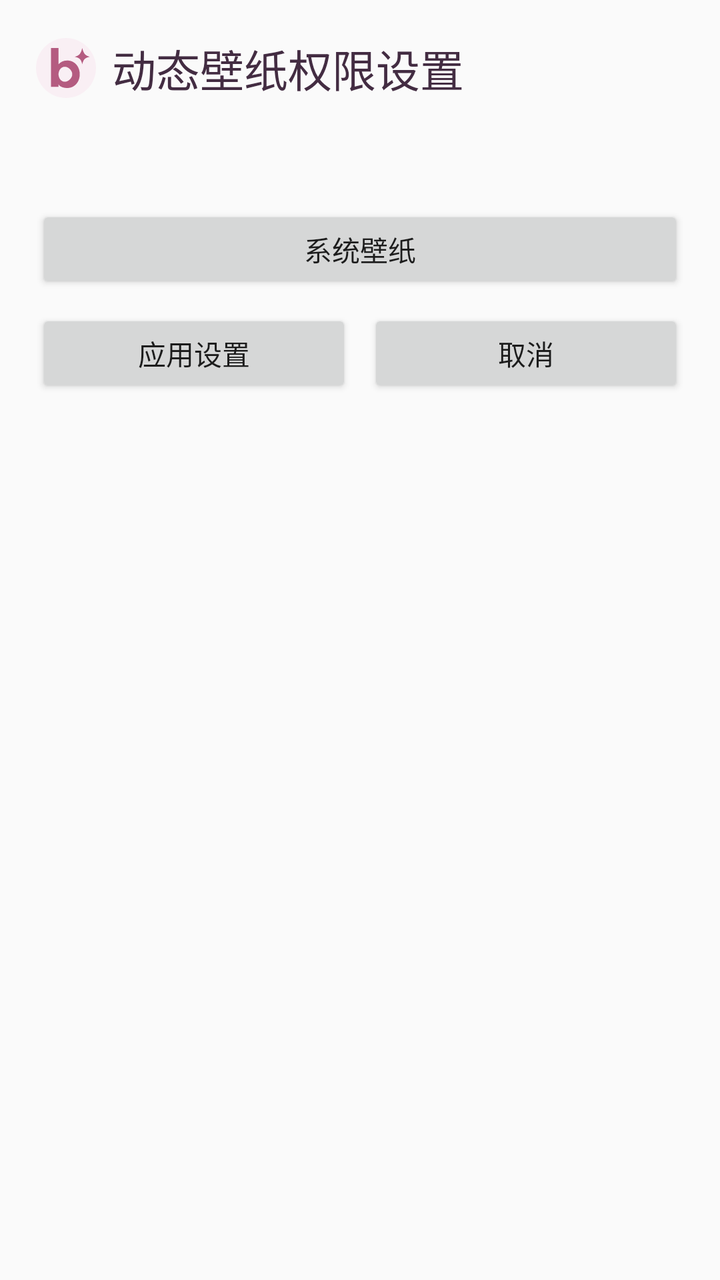
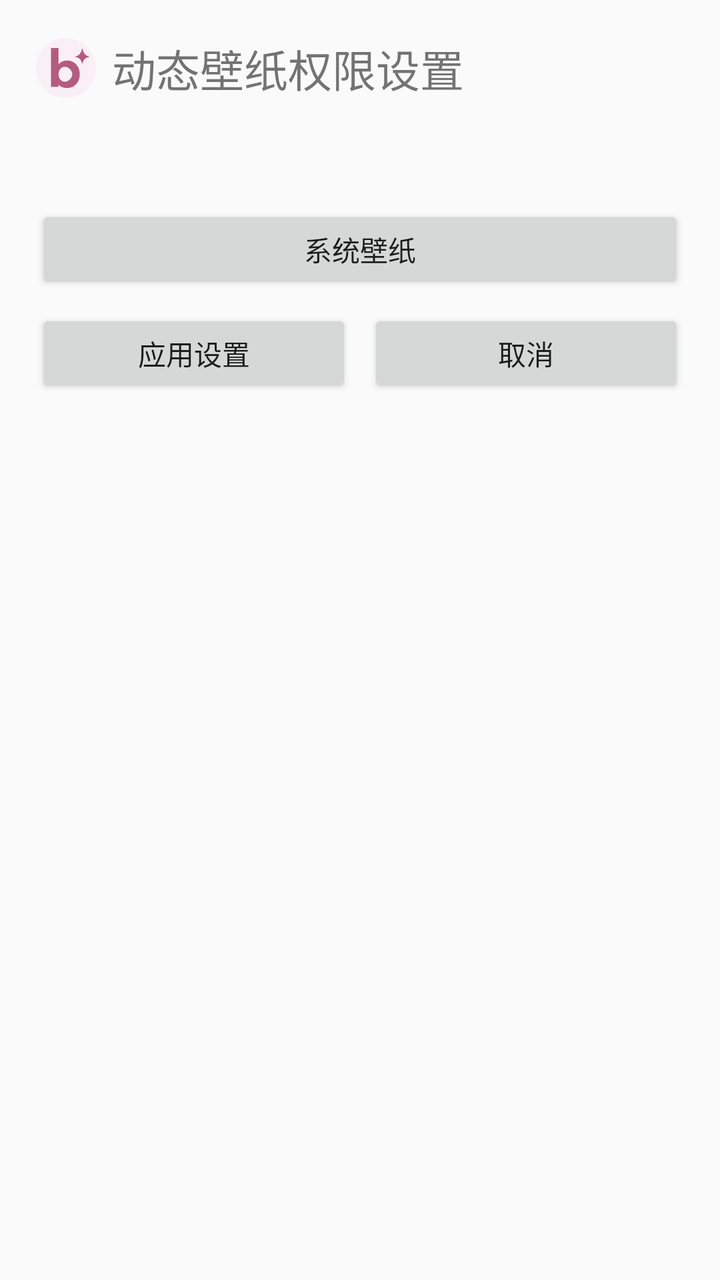

Before-and-after screenshots of an Android layout around one commit, followed by the original layout XML and the change that was made.
<!-- AndroidManifest.xml: application theme android:Theme.Material.Light.NoActionBar -->
<!-- res/layout/wallpaper_settings_dialog.xml -->
<ScrollView xmlns:android="http://schemas.android.com/apk/res/android"
    android:layout_width="match_parent"
    android:layout_height="wrap_content"
    android:scrollbars="none">

    <LinearLayout
        android:id="@+id/wallpaper_dialog_card"
        android:layout_width="match_parent"
        android:layout_height="wrap_content"
        android:orientation="vertical"
        android:padding="18dp">

        <LinearLayout
            android:layout_width="match_parent"
            android:layout_height="wrap_content"
            android:gravity="center_vertical"
            android:orientation="horizontal">

            <ImageView
                android:layout_width="30dp"
                android:layout_height="30dp"
                android:layout_marginEnd="8dp"
                android:importantForAccessibility="no"
                android:src="@drawable/pet_icon" />

            <TextView
                android:layout_width="0dp"
                android:layout_height="wrap_content"
                android:layout_weight="1"
                android:accessibilityHeading="true"
                android:fontFamily="sans-serif-medium"
                android:text="@string/wallpaper_settings"
                android:textColor="@color/wallpaper_dialog_ink"
                android:textSize="22sp" />
        </LinearLayout>

        <TextView
            android:id="@+id/wallpaper_dialog_message"
            android:layout_width="match_parent"
            android:layout_height="wrap_content"
            android:layout_marginTop="14dp"
            android:accessibilityLiveRegion="polite"
            android:lineSpacingMultiplier="1.35"
            android:textColor="@color/wallpaper_dialog_ink"
            android:textSize="15sp" />

        <Button
            android:id="@+id/wallpaper_dialog_picker"
            android:layout_width="match_parent"
            android:layout_height="wrap_content"
            android:layout_marginTop="18dp"
            android:backgroundTint="@null"
            android:minHeight="44dp"
            android:text="@string/wallpaper_open_picker"
            android:textAllCaps="false"
            android:textSize="14sp" />

        <LinearLayout
            android:layout_width="match_parent"
            android:layout_height="wrap_content"
            android:layout_marginTop="8dp"
            android:orientation="horizontal">

            <Button
                android:id="@+id/wallpaper_dialog_app_info"
                android:layout_width="0dp"
                android:layout_height="wrap_content"
                android:layout_marginEnd="8dp"
                android:layout_weight="1"
                android:backgroundTint="@null"
                android:minHeight="44dp"
                android:minWidth="0dp"
                android:text="@string/wallpaper_open_app_info"
                android:textAllCaps="false"
                android:textSize="14sp" />

            <Button
                android:id="@+id/wallpaper_dialog_cancel"
                android:layout_width="0dp"
                android:layout_height="wrap_content"
                android:layout_weight="1"
                android:backgroundTint="@null"
                android:minHeight="44dp"
                android:minWidth="0dp"
                android:text="@string/wallpaper_settings_cancel"
                android:textAllCaps="false"
                android:textSize="14sp" />
        </LinearLayout>
    </LinearLayout>
</ScrollView>
<!-- resources referenced by this layout -->
<resources>
  <color name="wallpaper_dialog_ink">#432C42</color>
  <!-- drawable pet_icon (drawable) -->
  <vector xmlns:android="http://schemas.android.com/apk/res/android"
      android:width="48dp" android:height="48dp" android:viewportWidth="48" android:viewportHeight="48">
      <path android:fillColor="#F9EFF4" android:pathData="M24,0a24,24 0,1 1,0 48a24,24 0,1 1,0 -48" />
      <path android:fillColor="#B45B80"
          android:pathData="M12,8h6v13c2,-2 4,-3 7,-3c6,0 10,5 10,11s-4,11 -10,11c-3,0 -6,-1 -7,-3v2h-6zM23,23c-3,0 -5,3 -5,6s2,6 5,6s6,-3 6,-6s-3,-6 -6,-6zM37,8c1,4 2,6 6,7c-4,1 -5,2 -6,6c-1,-4 -2,-5 -6,-6c4,-1 5,-3 6,-7z" />
  </vector>
  <string name="wallpaper_open_app_info">应用设置</string>
  <string name="wallpaper_open_picker">系统壁纸</string>
  <string name="wallpaper_settings">动态壁纸权限设置</string>
  <string name="wallpaper_settings_cancel">取消</string>
</resources>

<!-- the commit's change to res/layout/wallpaper_settings_dialog.xml (unified diff, before → after) -->
@@ -24,13 +24,13 @@
                 android:src="@drawable/pet_icon" />
 
             <TextView
+                android:id="@+id/wallpaper_dialog_title"
                 android:layout_width="0dp"
                 android:layout_height="wrap_content"
                 android:layout_weight="1"
                 android:accessibilityHeading="true"
                 android:fontFamily="sans-serif-medium"
                 android:text="@string/wallpaper_settings"
-                android:textColor="@color/wallpaper_dialog_ink"
                 android:textSize="22sp" />
         </LinearLayout>
 
@@ -41,7 +41,6 @@
             android:layout_marginTop="14dp"
             android:accessibilityLiveRegion="polite"
             android:lineSpacingMultiplier="1.35"
-            android:textColor="@color/wallpaper_dialog_ink"
             android:textSize="15sp" />
 
         <Button
<!-- resource entries referenced after the edit -->
@@ -1,6 +1,5 @@
 <!-- resources referenced by this layout -->
 <resources>
-  <color name="wallpaper_dialog_ink">#432C42</color>
   <!-- drawable pet_icon (drawable) -->
   <vector xmlns:android="http://schemas.android.com/apk/res/android"
       android:width="48dp" android:height="48dp" android:viewportWidth="48" android:viewportHeight="48">
